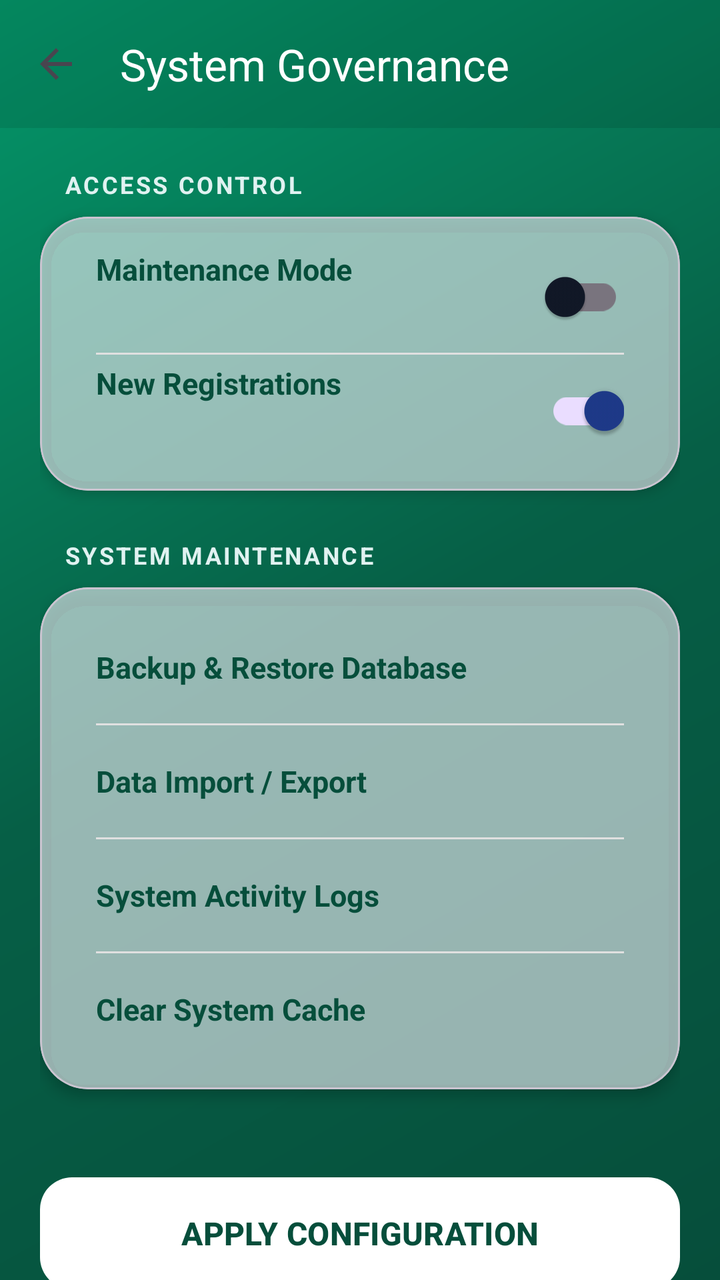
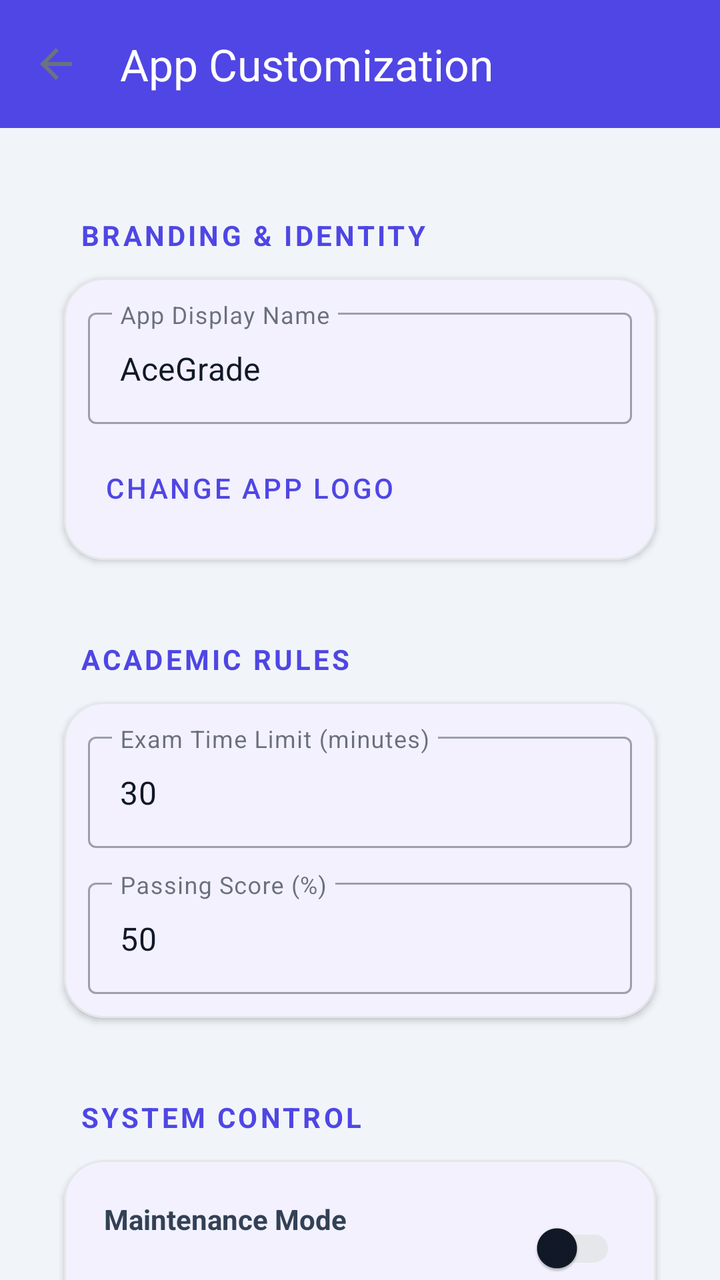

Before-and-after screenshots of an Android layout around one commit, followed by the original layout XML and the change that was made.
<!-- AndroidManifest.xml: application theme Theme.TestApp -->
<!-- res/layout/activity_admin_system_settings.xml -->
<?xml version="1.0" encoding="utf-8"?>
<androidx.coordinatorlayout.widget.CoordinatorLayout xmlns:android="http://schemas.android.com/apk/res/android"
    xmlns:app="http://schemas.android.com/apk/res-auto"
    xmlns:tools="http://schemas.android.com/tools"
    android:layout_width="match_parent"
    android:layout_height="match_parent"
    android:background="@drawable/bg_nature_gradient"
    tools:context=".AdminSystemSettingsActivity">

    <com.google.android.material.appbar.AppBarLayout
        android:layout_width="match_parent"
        android:layout_height="wrap_content"
        android:background="@android:color/transparent"
        app:elevation="0dp">
        <androidx.appcompat.widget.Toolbar
            android:id="@+id/settingsToolbar"
            android:layout_width="match_parent"
            android:layout_height="?attr/actionBarSize"
            android:background="#1A000000"
            app:navigationIcon="?attr/homeAsUpIndicator"
            app:navigationIconTint="@android:color/white"
            app:title="System Governance"
            app:titleTextColor="@android:color/white" />
    </com.google.android.material.appbar.AppBarLayout>

    <androidx.core.widget.NestedScrollView
        android:layout_width="match_parent"
        android:layout_height="match_parent"
        android:fillViewport="true"
        app:layout_behavior="@string/appbar_scrolling_view_behavior">

        <LinearLayout
            android:layout_width="match_parent"
            android:layout_height="wrap_content"
            android:orientation="vertical"
            android:padding="20dp">

            
            <TextView
                android:layout_width="wrap_content"
                android:layout_height="wrap_content"
                android:text="ACCESS CONTROL"
                android:textColor="#E0F2F1"
                android:textSize="12sp"
                android:textStyle="bold"
                android:letterSpacing="0.1"
                android:layout_marginStart="12dp"
                android:layout_marginBottom="8dp" />

            <com.google.android.material.card.MaterialCardView
                android:layout_width="match_parent"
                android:layout_height="wrap_content"
                android:layout_marginBottom="24dp"
                app:cardBackgroundColor="#CCFFFFFF"
                app:cardCornerRadius="24dp"
                app:cardElevation="4dp">

                <LinearLayout android:layout_width="match_parent" android:layout_height="wrap_content" android:orientation="vertical" android:padding="12dp">

                    <RelativeLayout
                        android:layout_width="match_parent"
                        android:layout_height="56dp"
                        android:paddingHorizontal="16dp"
                        android:gravity="center_vertical">
                        <TextView
                            android:layout_width="wrap_content"
                            android:layout_height="wrap_content"
                            android:text="Maintenance Mode"
                            android:textColor="#064E3B"
                            android:textStyle="bold"
                            android:textSize="15sp" />
                        <androidx.appcompat.widget.SwitchCompat
                            android:id="@+id/switchMaintenance"
                            android:layout_width="wrap_content"
                            android:layout_height="wrap_content"
                            android:layout_alignParentEnd="true" />
                    </RelativeLayout>

                    <View android:layout_width="match_parent" android:layout_height="1dp" android:background="#E0E0E0" android:layout_marginHorizontal="16dp" />

                    <RelativeLayout
                        android:layout_width="match_parent"
                        android:layout_height="56dp"
                        android:paddingHorizontal="16dp"
                        android:gravity="center_vertical">
                        <TextView
                            android:layout_width="wrap_content"
                            android:layout_height="wrap_content"
                            android:text="New Registrations"
                            android:textColor="#064E3B"
                            android:textStyle="bold"
                            android:textSize="15sp" />
                        <androidx.appcompat.widget.SwitchCompat
                            android:id="@+id/switchRegistration"
                            android:layout_width="wrap_content"
                            android:layout_height="wrap_content"
                            android:layout_alignParentEnd="true"
                            android:checked="true" />
                    </RelativeLayout>
                </LinearLayout>
            </com.google.android.material.card.MaterialCardView>

            
            <TextView
                android:layout_width="wrap_content"
                android:layout_height="wrap_content"
                android:text="SYSTEM MAINTENANCE"
                android:textColor="#E0F2F1"
                android:textSize="12sp"
                android:textStyle="bold"
                android:letterSpacing="0.1"
                android:layout_marginStart="12dp"
                android:layout_marginBottom="8dp" />

            <com.google.android.material.card.MaterialCardView
                android:layout_width="match_parent"
                android:layout_height="wrap_content"
                app:cardBackgroundColor="#CCFFFFFF"
                app:cardCornerRadius="24dp"
                app:cardElevation="4dp">

                <LinearLayout android:layout_width="match_parent" android:layout_height="wrap_content" android:orientation="vertical" android:padding="12dp">

                    <TextView
                        android:id="@+id/btnBackupRestore"
                        android:layout_width="match_parent"
                        android:layout_height="56dp"
                        android:gravity="center_vertical"
                        android:paddingHorizontal="16dp"
                        android:text="Backup &amp; Restore Database"
                        android:textColor="#064E3B"
                        android:textStyle="bold"
                        android:textSize="15sp"
                        android:background="?attr/selectableItemBackground"
                        android:clickable="true"
                        android:focusable="true" />

                    <View android:layout_width="match_parent" android:layout_height="1dp" android:background="#E0E0E0" android:layout_marginHorizontal="16dp" />

                    <TextView
                        android:id="@+id/btnImportExport"
                        android:layout_width="match_parent"
                        android:layout_height="56dp"
                        android:gravity="center_vertical"
                        android:paddingHorizontal="16dp"
                        android:text="Data Import / Export"
                        android:textColor="#064E3B"
                        android:textStyle="bold"
                        android:textSize="15sp"
                        android:background="?attr/selectableItemBackground"
                        android:clickable="true"
                        android:focusable="true" />

                    <View android:layout_width="match_parent" android:layout_height="1dp" android:background="#E0E0E0" android:layout_marginHorizontal="16dp" />

                    <TextView
                        android:id="@+id/btnSystemLogs"
                        android:layout_width="match_parent"
                        android:layout_height="56dp"
                        android:gravity="center_vertical"
                        android:paddingHorizontal="16dp"
                        android:text="System Activity Logs"
                        android:textColor="#064E3B"
                        android:textStyle="bold"
                        android:textSize="15sp"
                        android:background="?attr/selectableItemBackground"
                        android:clickable="true"
                        android:focusable="true" />

                    <View android:layout_width="match_parent" android:layout_height="1dp" android:background="#E0E0E0" android:layout_marginHorizontal="16dp" />

                    <TextView
                        android:id="@+id/btnCacheMgmt"
                        android:layout_width="match_parent"
                        android:layout_height="56dp"
                        android:gravity="center_vertical"
                        android:paddingHorizontal="16dp"
                        android:text="Clear System Cache"
                        android:textColor="#064E3B"
                        android:textStyle="bold"
                        android:textSize="15sp"
                        android:background="?attr/selectableItemBackground"
                        android:clickable="true"
                        android:focusable="true" />
                </LinearLayout>
            </com.google.android.material.card.MaterialCardView>

            <com.google.android.material.button.MaterialButton
                android:id="@+id/btnSaveSettings"
                android:layout_width="match_parent"
                android:layout_height="64dp"
                android:layout_marginTop="40dp"
                android:text="APPLY CONFIGURATION"
                android:textStyle="bold"
                android:textSize="16sp"
                app:backgroundTint="#FFFFFF"
                android:textColor="#064E3B"
                app:cornerRadius="16dp"
                app:elevation="4dp" />

            <TextView
                android:layout_width="match_parent"
                android:layout_height="wrap_content"
                android:layout_marginTop="24dp"
                android:gravity="center"
                android:text="Million Teshome • Hawassa University"
                android:textColor="#B2DFDB"
                android:textSize="11sp"
                android:alpha="0.7" />

        </LinearLayout>
    </androidx.core.widget.NestedScrollView>

</androidx.coordinatorlayout.widget.CoordinatorLayout>
<!-- resources referenced by this layout -->
<resources>
  <!-- drawable bg_nature_gradient (drawable) -->
  <?xml version="1.0" encoding="utf-8"?>
  <shape xmlns:android="http://schemas.android.com/apk/res/android"
      android:shape="rectangle">
      <gradient
          android:startColor="#064E3B"
          android:centerColor="#065F46"
          android:endColor="#059669"
          android:angle="135" />
  </shape>
  <style name="Base.Theme.TestApp" parent="Theme.Material3.DayNight.NoActionBar">
          
          <item name="colorPrimary">@color/colorPrimary</item>
          <item name="colorPrimaryVariant">@color/colorPrimaryDark</item>
          <item name="colorOnPrimary">@color/white</item>
  
          
          <item name="colorSecondary">@color/colorAccent</item>
          <item name="colorOnSecondary">@color/white</item>
  
          
          <item name="android:windowBackground">@color/dashboard_bg</item>
          <item name="colorSurface">@color/card_bg</item>
          <item name="colorOnSurface">@color/text_primary</item>
  
          
          <item name="android:statusBarColor">@color/colorPrimary</item>
          <item name="android:windowLightStatusBar">false</item>
      </style>
  <color name="colorPrimary">#1E3A8A</color>
  <color name="colorPrimaryDark">#1E3A8A</color>
  <color name="colorAccent">#3B82F6</color>
  <color name="dashboard_bg">#FFFFFF</color>
  <color name="card_bg">#FFFFFF</color>
  <color name="text_primary">#111827</color>
  <!-- unchanged entries left out for length: 2 -->
</resources>

<!-- the commit's change to res/layout/activity_admin_system_settings.xml (unified diff, before → after) -->
@@ -4,211 +4,102 @@
     xmlns:tools="http://schemas.android.com/tools"
     android:layout_width="match_parent"
     android:layout_height="match_parent"
-    android:background="@drawable/bg_nature_gradient"
+    android:background="#F1F5F9"
     tools:context=".AdminSystemSettingsActivity">
 
     <com.google.android.material.appbar.AppBarLayout
         android:layout_width="match_parent"
-        android:layout_height="wrap_content"
-        android:background="@android:color/transparent"
-        app:elevation="0dp">
+        android:layout_height="wrap_content">
         <androidx.appcompat.widget.Toolbar
             android:id="@+id/settingsToolbar"
             android:layout_width="match_parent"
             android:layout_height="?attr/actionBarSize"
-            android:background="#1A000000"
+            android:background="@color/colorPrimary"
             app:navigationIcon="?attr/homeAsUpIndicator"
-            app:navigationIconTint="@android:color/white"
-            app:title="System Governance"
-            app:titleTextColor="@android:color/white" />
+            app:navigationIconTint="@color/white"
+            app:title="App Customization"
+            app:titleTextColor="@color/white" />
     </com.google.android.material.appbar.AppBarLayout>
 
     <androidx.core.widget.NestedScrollView
         android:layout_width="match_parent"
         android:layout_height="match_parent"
-        android:fillViewport="true"
         app:layout_behavior="@string/appbar_scrolling_view_behavior">
 
         <LinearLayout
             android:layout_width="match_parent"
             android:layout_height="wrap_content"
             android:orientation="vertical"
-            android:padding="20dp">
+            android:padding="16dp">
 
             
-            <TextView
-                android:layout_width="wrap_content"
-                android:layout_height="wrap_content"
-                android:text="ACCESS CONTROL"
-                android:textColor="#E0F2F1"
-                android:textSize="12sp"
-                android:textStyle="bold"
-                android:letterSpacing="0.1"
-                android:layout_marginStart="12dp"
-                android:layout_marginBottom="8dp" />
+            <TextView style="@style/SettingsSectionHeader" android:text="BRANDING &amp; IDENTITY" />
+            <com.google.android.material.card.MaterialCardView style="@style/SettingsCard">
+                <LinearLayout android:layout_width="match_parent" android:layout_height="wrap_content" android:orientation="vertical" android:padding="12dp">
+                    <com.google.android.material.textfield.TextInputLayout style="@style/Widget.MaterialComponents.TextInputLayout.OutlinedBox" android:layout_width="match_parent" android:layout_height="wrap_content" android:hint="App Display Name">
+                        <com.google.android.material.textfield.TextInputEditText android:id="@+id/etAppName" android:layout_width="match_parent" android:layout_height="wrap_content" android:text="AceGrade" />
+                    </com.google.android.material.textfield.TextInputLayout>
 
-            <com.google.android.material.card.MaterialCardView
-                android:layout_width="match_parent"
-                android:layout_height="wrap_content"
-                android:layout_marginBottom="24dp"
-                app:cardBackgroundColor="#CCFFFFFF"
-                app:cardCornerRadius="24dp"
-                app:cardElevation="4dp">
+                    <com.google.android.material.button.MaterialButton android:id="@+id/btnChangeLogo" style="@style/Widget.MaterialComponents.Button.TextButton" android:layout_width="wrap_content" android:layout_height="wrap_content" android:text="Change App Logo" android:layout_marginTop="8dp" />
+                </LinearLayout>
+            </com.google.android.material.card.MaterialCardView>
 
+            
+            <TextView style="@style/SettingsSectionHeader" android:text="ACADEMIC RULES" />
+            <com.google.android.material.card.MaterialCardView style="@style/SettingsCard">
                 <LinearLayout android:layout_width="match_parent" android:layout_height="wrap_content" android:orientation="vertical" android:padding="12dp">
+                    <com.google.android.material.textfield.TextInputLayout style="@style/Widget.MaterialComponents.TextInputLayout.OutlinedBox" android:layout_width="match_parent" android:layout_height="wrap_content" android:hint="Exam Time Limit (minutes)">
+                        <com.google.android.material.textfield.TextInputEditText android:id="@+id/etExamTime" android:layout_width="match_parent" android:layout_height="wrap_content" android:text="30" android:inputType="number" />
+                    </com.google.android.material.textfield.TextInputLayout>
 
-                    <RelativeLayout
-                        android:layout_width="match_parent"
-                        android:layout_height="56dp"
-                        android:paddingHorizontal="16dp"
-                        android:gravity="center_vertical">
-                        <TextView
-                            android:layout_width="wrap_content"
-                            android:layout_height="wrap_content"
-                            android:text="Maintenance Mode"
-                            android:textColor="#064E3B"
-                            android:textStyle="bold"
-                            android:textSize="15sp" />
-                        <androidx.appcompat.widget.SwitchCompat
-                            android:id="@+id/switchMaintenance"
-                            android:layout_width="wrap_content"
-                            android:layout_height="wrap_content"
-                            android:layout_alignParentEnd="true" />
+                    <com.google.android.material.textfield.TextInputLayout style="@style/Widget.MaterialComponents.TextInputLayout.OutlinedBox" android:layout_width="match_parent" android:layout_height="wrap_content" android:hint="Passing Score (%)" android:layout_marginTop="12dp">
+                        <com.google.android.material.textfield.TextInputEditText android:id="@+id/etPassingScore" android:layout_width="match_parent" android:layout_height="wrap_content" android:text="50" android:inputType="number" />
+                    </com.google.android.material.textfield.TextInputLayout>
+                </LinearLayout>
+            </com.google.android.material.card.MaterialCardView>
+
+            
+            <TextView style="@style/SettingsSectionHeader" android:text="SYSTEM CONTROL" />
+            <com.google.android.material.card.MaterialCardView style="@style/SettingsCard">
+                <LinearLayout android:layout_width="match_parent" android:layout_height="wrap_content" android:orientation="vertical" android:padding="12dp">
+                    <RelativeLayout android:layout_width="match_parent" android:layout_height="wrap_content" android:padding="8dp">
+                        <TextView android:layout_width="wrap_content" android:layout_height="wrap_content" android:text="Maintenance Mode" android:textColor="#334155" android:textStyle="bold" />
+                        <androidx.appcompat.widget.SwitchCompat android:id="@+id/switchMaintenance" android:layout_width="wrap_content" android:layout_height="wrap_content" android:layout_alignParentEnd="true" />
                     </RelativeLayout>
-
-                    <View android:layout_width="match_parent" android:layout_height="1dp" android:background="#E0E0E0" android:layout_marginHorizontal="16dp" />
-
-                    <RelativeLayout
-                        android:layout_width="match_parent"
-                        android:layout_height="56dp"
-                        android:paddingHorizontal="16dp"
-                        android:gravity="center_vertical">
-                        <TextView
-                            android:layout_width="wrap_content"
-                            android:layout_height="wrap_content"
-                            android:text="New Registrations"
-                            android:textColor="#064E3B"
-                            android:textStyle="bold"
-                            android:textSize="15sp" />
-                        <androidx.appcompat.widget.SwitchCompat
-                            android:id="@+id/switchRegistration"
-                            android:layout_width="wrap_content"
-                            android:layout_height="wrap_content"
-                            android:layout_alignParentEnd="true"
-                            android:checked="true" />
+                    <View android:layout_width="match_parent" android:layout_height="1dp" android:background="#E2E8F0" android:layout_marginVertical="8dp" />
+                    <RelativeLayout android:layout_width="match_parent" android:layout_height="wrap_content" android:padding="8dp">
+                        <TextView android:layout_width="wrap_content" android:layout_height="wrap_content" android:text="Voice Study Feature" android:textColor="#334155" android:textStyle="bold" />
+                        <androidx.appcompat.widget.SwitchCompat android:id="@+id/switchVoiceFeature" android:layout_width="wrap_content" android:layout_height="wrap_content" android:layout_alignParentEnd="true" android:checked="true" />
+                    </RelativeLayout>
+                    <View android:layout_width="match_parent" android:layout_height="1dp" android:background="#E2E8F0" android:layout_marginVertical="8dp" />
+                    <RelativeLayout android:layout_width="match_parent" android:layout_height="wrap_content" android:padding="8dp">
+                        <TextView android:layout_width="wrap_content" android:layout_height="wrap_content" android:text="New Registrations" android:textColor="#334155" android:textStyle="bold" />
+                        <androidx.appcompat.widget.SwitchCompat android:id="@+id/switchRegistration" android:layout_width="wrap_content" android:layout_height="wrap_content" android:layout_alignParentEnd="true" android:checked="true" />
                     </RelativeLayout>
                 </LinearLayout>
             </com.google.android.material.card.MaterialCardView>
 
             
-            <TextView
-                android:layout_width="wrap_content"
-                android:layout_height="wrap_content"
-                android:text="SYSTEM MAINTENANCE"
-                android:textColor="#E0F2F1"
-                android:textSize="12sp"
-                android:textStyle="bold"
-                android:letterSpacing="0.1"
-                android:layout_marginStart="12dp"
-                android:layout_marginBottom="8dp" />
-
-            <com.google.android.material.card.MaterialCardView
-                android:layout_width="match_parent"
-                android:layout_height="wrap_content"
-                app:cardBackgroundColor="#CCFFFFFF"
-                app:cardCornerRadius="24dp"
-                app:cardElevation="4dp">
-
-                <LinearLayout android:layout_width="match_parent" android:layout_height="wrap_content" android:orientation="vertical" android:padding="12dp">
-
-                    <TextView
-                        android:id="@+id/btnBackupRestore"
-                        android:layout_width="match_parent"
-                        android:layout_height="56dp"
-                        android:gravity="center_vertical"
-                        android:paddingHorizontal="16dp"
-                        android:text="Backup &amp; Restore Database"
-                        android:textColor="#064E3B"
-                        android:textStyle="bold"
-                        android:textSize="15sp"
-                        android:background="?attr/selectableItemBackground"
-                        android:clickable="true"
-                        android:focusable="true" />
-
-                    <View android:layout_width="match_parent" android:layout_height="1dp" android:background="#E0E0E0" android:layout_marginHorizontal="16dp" />
-
-                    <TextView
-                        android:id="@+id/btnImportExport"
-                        android:layout_width="match_parent"
-                        android:layout_height="56dp"
-                        android:gravity="center_vertical"
-                        android:paddingHorizontal="16dp"
-                        android:text="Data Import / Export"
-                        android:textColor="#064E3B"
-                        android:textStyle="bold"
-                        android:textSize="15sp"
-                        android:background="?attr/selectableItemBackground"
-                        android:clickable="true"
-                        android:focusable="true" />
-
-                    <View android:layout_width="match_parent" android:layout_height="1dp" android:background="#E0E0E0" android:layout_marginHorizontal="16dp" />
-
-                    <TextView
-                        android:id="@+id/btnSystemLogs"
-                        android:layout_width="match_parent"
-                        android:layout_height="56dp"
-                        android:gravity="center_vertical"
-                        android:paddingHorizontal="16dp"
-                        android:text="System Activity Logs"
-                        android:textColor="#064E3B"
-                        android:textStyle="bold"
-                        android:textSize="15sp"
-                        android:background="?attr/selectableItemBackground"
-                        android:clickable="true"
-                        android:focusable="true" />
-
-                    <View android:layout_width="match_parent" android:layout_height="1dp" android:background="#E0E0E0" android:layout_marginHorizontal="16dp" />
-
-                    <TextView
-                        android:id="@+id/btnCacheMgmt"
-                        android:layout_width="match_parent"
-                        android:layout_height="56dp"
-                        android:gravity="center_vertical"
-                        android:paddingHorizontal="16dp"
-                        android:text="Clear System Cache"
-                        android:textColor="#064E3B"
-                        android:textStyle="bold"
-                        android:textSize="15sp"
-                        android:background="?attr/selectableItemBackground"
-                        android:clickable="true"
-                        android:focusable="true" />
+            <TextView style="@style/SettingsSectionHeader" android:text="ADVANCED TOOLS" />
+            <com.google.android.material.card.MaterialCardView style="@style/SettingsCard">
+                <LinearLayout android:layout_width="match_parent" android:layout_height="wrap_content" android:orientation="vertical">
+                    <TextView android:id="@+id/btnBackupRestore" style="@style/SettingsActionItem" android:text="Backup &amp; Restore Database" />
+                    <View android:layout_width="match_parent" android:layout_height="1dp" android:background="#E2E8F0" />
+                    <TextView android:id="@+id/btnImportExport" style="@style/SettingsActionItem" android:text="Export Student Data (CSV)" />
+                    <View android:layout_width="match_parent" android:layout_height="1dp" android:background="#E2E8F0" />
+                    <TextView android:id="@+id/btnSystemLogs" style="@style/SettingsActionItem" android:text="View System Logs" />
                 </LinearLayout>
             </com.google.android.material.card.MaterialCardView>
 
             <com.google.android.material.button.MaterialButton
                 android:id="@+id/btnSaveSettings"
                 android:layout_width="match_parent"
-                android:layout_height="64dp"
-                android:layout_marginTop="40dp"
-                android:text="APPLY CONFIGURATION"
-                android:textStyle="bold"
-                android:textSize="16sp"
-                app:backgroundTint="#FFFFFF"
-                android:textColor="#064E3B"
-                app:cornerRadius="16dp"
-                app:elevation="4dp" />
+                android:layout_height="56dp"
+                android:layout_marginTop="24dp"
+                android:text="APPLY SYSTEM CHANGES"
+                app:cornerRadius="12dp" />
 
-            <TextView
-                android:layout_width="match_parent"
-                android:layout_height="wrap_content"
-                android:layout_marginTop="24dp"
-                android:gravity="center"
-                android:text="Million Teshome • Hawassa University"
-                android:textColor="#B2DFDB"
-                android:textSize="11sp"
-                android:alpha="0.7" />
-
+            <View android:layout_width="match_parent" android:layout_height="40dp" />
         </LinearLayout>
     </androidx.core.widget.NestedScrollView>
-
 </androidx.coordinatorlayout.widget.CoordinatorLayout>
<!-- resource entries referenced after the edit -->
@@ -1,40 +1,87 @@
 <!-- resources referenced by this layout -->
 <resources>
-  <!-- drawable bg_nature_gradient (drawable) -->
-  <?xml version="1.0" encoding="utf-8"?>
-  <shape xmlns:android="http://schemas.android.com/apk/res/android"
-      android:shape="rectangle">
-      <gradient
-          android:startColor="#064E3B"
-          android:centerColor="#065F46"
-          android:endColor="#059669"
-          android:angle="135" />
-  </shape>
   <style name="Base.Theme.TestApp" parent="Theme.Material3.DayNight.NoActionBar">
           
-          <item name="colorPrimary">@color/colorPrimary</item>
-          <item name="colorPrimaryVariant">@color/colorPrimaryDark</item>
+          <item name="colorPrimary">@color/blue_600</item>
           <item name="colorOnPrimary">@color/white</item>
+          <item name="colorPrimaryContainer">@color/blue_500</item>
+          <item name="colorOnPrimaryContainer">@color/white</item>
   
           
-          <item name="colorSecondary">@color/colorAccent</item>
+          <item name="colorSecondary">@color/slate_700</item>
           <item name="colorOnSecondary">@color/white</item>
+          <item name="colorSecondaryContainer">#E0E7FF</item>
+          <item name="colorOnSecondaryContainer">@color/blue_600</item>
   
           
-          <item name="android:windowBackground">@color/dashboard_bg</item>
-          <item name="colorSurface">@color/card_bg</item>
-          <item name="colorOnSurface">@color/text_primary</item>
+          <item name="android:windowBackground">@color/slate_50</item>
+          <item name="colorSurface">@color/white</item>
+          <item name="colorOnSurface">@color/slate_900</item>
+          <item name="colorSurfaceVariant">#F3F4F6</item>
+          <item name="colorOnSurfaceVariant">@color/slate_700</item>
+          <item name="colorOutline">@color/slate_200</item>
   
           
-          <item name="android:statusBarColor">@color/colorPrimary</item>
-          <item name="android:windowLightStatusBar">false</item>
+          <item name="android:textColorPrimary">@color/slate_900</item>
+          <item name="android:textColorSecondary">@color/slate_500</item>
+  
+          
+          <item name="android:statusBarColor">@color/white</item>
+          <item name="android:windowLightStatusBar">true</item>
+  
+          
+          <item name="itemIconTint">@color/nav_item_colors</item>
+          <item name="itemTextColor">@color/nav_item_colors</item>
       </style>
-  <color name="colorPrimary">#1E3A8A</color>
-  <color name="colorPrimaryDark">#1E3A8A</color>
-  <color name="colorAccent">#3B82F6</color>
-  <color name="dashboard_bg">#FFFFFF</color>
-  <color name="card_bg">#FFFFFF</color>
-  <color name="text_primary">#111827</color>
+  <color name="blue_600">@color/primary_indigo</color>
+  <color name="blue_500">#6366F1</color>
+  <color name="slate_700">#374151</color>
+  <color name="slate_50">@color/background_off_white</color>
+  <color name="slate_900">@color/text_primary_dark</color>
+  <color name="slate_200">@color/border_light_grey</color>
+  <color name="slate_500">@color/text_secondary_grey</color>
+  <color name="background_off_white">#F9FAFB</color>
+  <color name="text_primary_dark">#111827</color>
+  <color name="text_secondary_grey">#6B7280</color>
+  <color name="colorPrimary">@color/primary_indigo</color>
+  <style name="SettingsActionItem" parent="SettingsItemAction" />
+  <style name="SettingsCard" parent="Widget.MaterialComponents.CardView">
+          <item name="android:layout_width">match_parent</item>
+          <item name="android:layout_height">wrap_content</item>
+          <item name="android:layout_marginStart">16dp</item>
+          <item name="android:layout_marginEnd">16dp</item>
+          <item name="android:layout_marginBottom">12dp</item>
+          <item name="cardBackgroundColor">@color/surface_white</item>
+          <item name="cardCornerRadius">20dp</item>
+          <item name="cardElevation">2dp</item>
+          <item name="strokeColor">@color/border_light_grey</item>
+          <item name="strokeWidth">1dp</item>
+      </style>
+  <style name="SettingsSectionHeader">
+          <item name="android:layout_width">match_parent</item>
+          <item name="android:layout_height">wrap_content</item>
+          <item name="android:layout_marginTop">28dp</item>
+          <item name="android:layout_marginStart">24dp</item>
+          <item name="android:layout_marginBottom">12dp</item>
+          <item name="android:textColor">@color/primary_indigo</item>
+          <item name="android:textSize">14sp</item>
+          <item name="android:textStyle">bold</item>
+          <item name="android:textAllCaps">true</item>
+          <item name="android:letterSpacing">0.1</item>
+      </style>
+  <color name="primary_indigo">#4F46E5</color>
+  <style name="SettingsItemAction">
+          <item name="android:layout_width">match_parent</item>
+          <item name="android:layout_height">wrap_content</item>
+          <item name="android:padding">18dp</item>
+          <item name="android:background">?attr/selectableItemBackground</item>
+          <item name="android:textColor">@color/primary_indigo</item>
+          <item name="android:textSize">16sp</item>
+          <item name="android:gravity">center_vertical</item>
+          <item name="android:fontFamily">sans-serif-medium</item>
+      </style>
+  <color name="surface_white">#FFFFFF</color>
+  <color name="border_light_grey">#E5E7EB</color>
   <!-- unchanged entries left out for length: 2 -->
 </resources>
 
